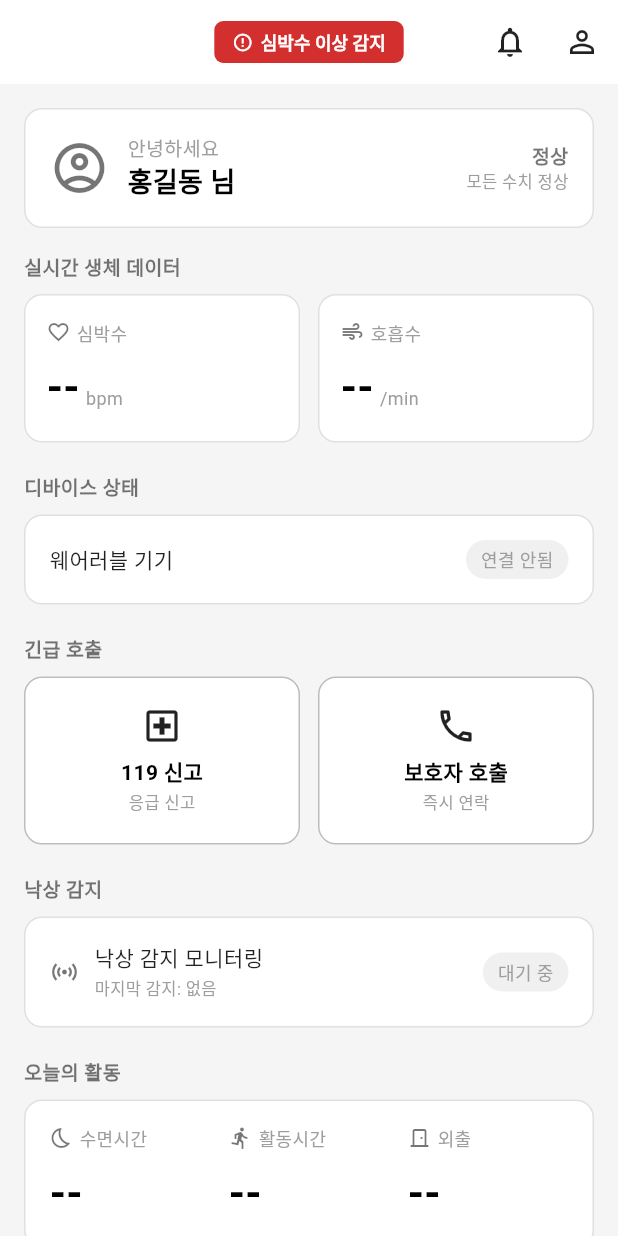
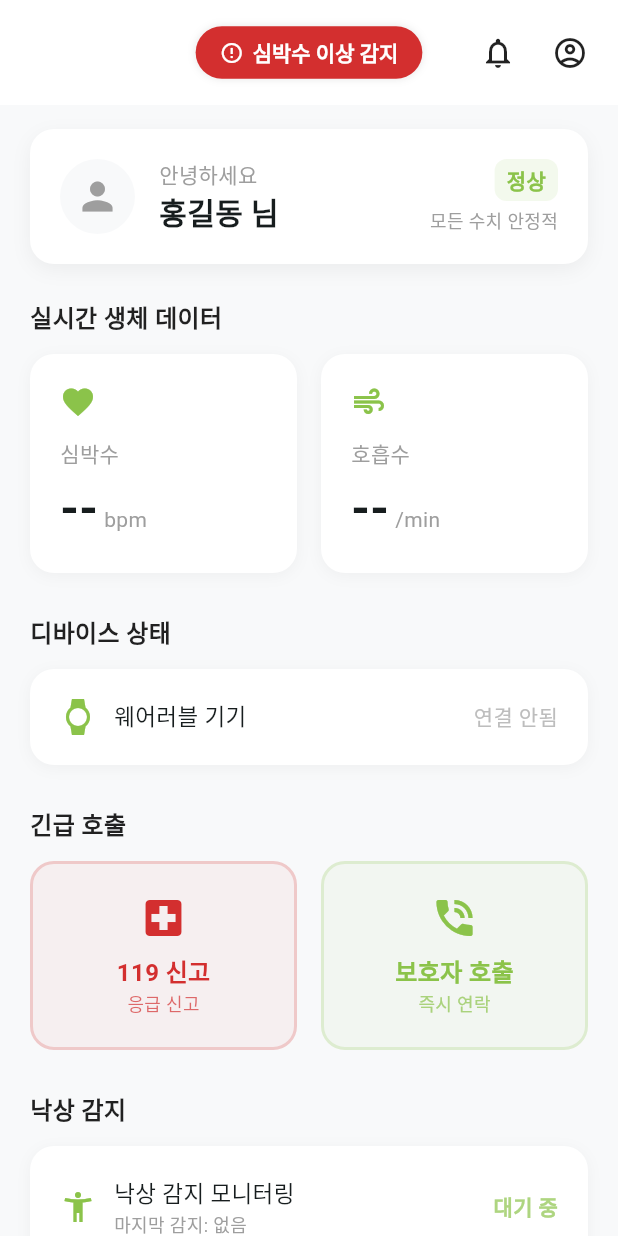
Before and after one commit to chewbitdev/Capstone-Design, a Flutter app: the screen it shows after launch, after a tap on "카카오로 시작하기", on a phone screen of 412 x 824 dp. Run offline on Flutter 3.47's test engine with Material 3 defaults, Android fonts, the phone set to English and light mode, and no system bars.

Commit message:
style: 피보호자 메인 화면 테마 구현 및 공통 컬러 정의

```diff
--- a/lib/features/home/presentation/pages/dependent_home_page.dart
+++ b/lib/features/home/presentation/pages/dependent_home_page.dart
@@ -1,6 +1,9 @@
 import 'package:flutter/material.dart';
 import '../../../notification/presentation/pages/notification_center_page.dart';
 import '../../../guardian/presentation/pages/guardian_register_page.dart';
+
+// 가이드라인 준수 : 공통 테마 컬러 사용
+import '../../../../shared/theme/app_colors.dart';
 
 class DependentHomePage extends StatelessWidget {
   const DependentHomePage({super.key});
@@ -8,10 +11,21 @@ class DependentHomePage extends StatelessWidget {
   @override
   Widget build(BuildContext context) {
     return Scaffold(
-      backgroundColor: const Color(0xFFF5F5F5),
+      backgroundColor: AppColors.background,
       appBar: AppBar(
         backgroundColor: Colors.white,
         elevation: 0,
+        toolbarHeight: 70,
+
+        // 로고 파일 준비 전까지 임시 주석 처리 (에러 방지)
+        /*
+        leading: Padding(
+          padding: const EdgeInsets.only(left: 20.0),
+          child: Image.asset('assets/ikong_logo.png'),
+        ),
+        leadingWidth: 70,
+        */
+
         title: const _StatusBadge(
           level: _StatusLevel.danger,
           message: '심박수 이상 감지',
@@ -27,35 +41,34 @@ class DependentHomePage extends StatelessWidget {
             },
           ),
           IconButton(
-            icon: const Icon(Icons.person_outline, color: Colors.black87),
+            icon: const Icon(Icons.account_circle_outlined, color: Colors.black87),
             onPressed: () {},
           ),
+          const SizedBox(width: 8),
         ],
       ),
       body: SingleChildScrollView(
-        padding: const EdgeInsets.all(16),
+        padding: const EdgeInsets.symmetric(horizontal: 20, vertical: 16),
         child: Column(
           crossAxisAlignment: CrossAxisAlignment.stretch,
           children: [
-            // 인사말
             _GreetingCard(),
-            const SizedBox(height: 16),
+            const SizedBox(height: 24),
 
-            // 실시간 생체 데이터
             const _SectionTitle('실시간 생체 데이터'),
-            const SizedBox(height: 8),
+            const SizedBox(height: 12),
             Row(
               children: [
-                Expanded(
+                const Expanded(
                   child: _BiometricCard(
                     label: '심박수',
                     value: '--',
                     unit: 'bpm',
-                    icon: Icons.favorite_border,
+                    icon: Icons.favorite,
                   ),
                 ),
-                const SizedBox(width: 12),
-                Expanded(
+                const SizedBox(width: 16),
+                const Expanded(
                   child: _BiometricCard(
                     label: '호흡수',
                     value: '--',
@@ -66,81 +79,67 @@ class DependentHomePage extends StatelessWidget {
               ],
             ),
 
-            const SizedBox(height: 20),
-
-            // 디바이스 상태
+            const SizedBox(height: 28),
             const _SectionTitle('디바이스 상태'),
-            const SizedBox(height: 8),
+            const SizedBox(height: 12),
             _DeviceStatusCard(),
 
-            const SizedBox(height: 20),
-
-            // 긴급 호출
+            const SizedBox(height: 28),
             const _SectionTitle('긴급 호출'),
-            const SizedBox(height: 8),
+            const SizedBox(height: 12),
             Row(
               children: [
                 Expanded(
                   child: _EmergencyButton(
                     label: '119 신고',
                     subLabel: '응급 신고',
-                    icon: Icons.local_hospital_outlined,
+                    icon: Icons.local_hospital,
+                    color: AppColors.alertRed,
                     onPressed: () {},
                   ),
                 ),
-                const SizedBox(width: 12),
+                const SizedBox(width: 16),
                 Expanded(
                   child: _EmergencyButton(
                     label: '보호자 호출',
                     subLabel: '즉시 연락',
-                    icon: Icons.call_outlined,
+                    icon: Icons.phone_in_talk,
+                    color: AppColors.primaryGreen,
                     onPressed: () {},
                   ),
                 ),
               ],
             ),
 
-            const SizedBox(height: 20),
-
-            // 낙상 감지 상태
+            const SizedBox(height: 28),
             const _SectionTitle('낙상 감지'),
-            const SizedBox(height: 8),
+            const SizedBox(height: 12),
             _FallDetectionCard(),
 
-            const SizedBox(height: 20),
-
-            // 오늘의 활동
+            const SizedBox(height: 28),
             const _SectionTitle('오늘의 활동'),
-            const SizedBox(height: 8),
+            const SizedBox(height: 12),
             _ActivityCard(),
 
-            const SizedBox(height: 20),
-
-            // 보호자 목록
+            const SizedBox(height: 28),
             Row(
               children: [
                 const _SectionTitle('등록된 보호자'),
                 const Spacer(),
-                GestureDetector(
-                  onTap: () => Navigator.of(context).push(
+                TextButton.icon(
+                  onPressed: () => Navigator.of(context).push(
                     MaterialPageRoute(builder: (_) => const GuardianRegisterPage()),
                   ),
-                  child: const Row(
-                    children: [
-                      Icon(Icons.add, size: 14, color: Colors.grey),
-                      SizedBox(width: 2),
-                      Text('추가', style: TextStyle(fontSize: 12, color: Colors.grey)),
-                    ],
-                  ),
+                  icon: const Icon(Icons.add, size: 16, color: AppColors.primaryGreen),
+                  label: const Text('추가', style: TextStyle(color: AppColors.primaryGreen, fontSize: 14)),
                 ),
               ],
             ),
-            const SizedBox(height: 8),
-            _GuardianCard(name: '보호자 1', relation: '자녀', phone: '010-0000-0000', isPrimary: true),
-            const SizedBox(height: 8),
-            _GuardianCard(name: '보호자 2', relation: '자녀', phone: '010-0000-0000', isPrimary: false),
+            const _GuardianCard(name: '보호자 1', relation: '자녀', phone: '010-0000-0000', isPrimary: true),
+            const SizedBox(height: 12),
+            const _GuardianCard(name: '보호자 2', relation: '자녀', phone: '010-0000-0000', isPrimary: false),
 
-            const SizedBox(height: 32),
+            const SizedBox(height: 40),
           ],
         ),
       ),
@@ -148,53 +147,53 @@ class DependentHomePage extends StatelessWidget {
   }
 }
 
+// 이하 하단 위젯들은 디자인 가이드의 컬러 시스템을 사용하도록 모두 수정되었습니다.
+
 class _GreetingCard extends StatelessWidget {
   @override
   Widget build(BuildContext context) {
     return Container(
-      padding: const EdgeInsets.all(16),
+      padding: const EdgeInsets.all(20),
       decoration: BoxDecoration(
         color: Colors.white,
-        borderRadius: BorderRadius.circular(12),
-        border: Border.all(color: const Color(0xFFE0E0E0)),
+        borderRadius: BorderRadius.circular(16),
+        boxShadow: [
+          BoxShadow(
+            color: Colors.black.withOpacity(0.05),
+            blurRadius: 10,
+            offset: const Offset(0, 4),
+          ),
+        ],
       ),
-      child: const Row(
+      child: Row(
         children: [
-          Icon(Icons.account_circle_outlined, size: 40, color: Colors.black54),
-          SizedBox(width: 12),
-          Column(
+          const CircleAvatar(
+            radius: 25,
+            backgroundColor: AppColors.background,
+            child: Icon(Icons.person, size: 30, color: Colors.grey),
+          ),
+          const SizedBox(width: 16),
+          const Column(
             crossAxisAlignment: CrossAxisAlignment.start,
             children: [
-              Text(
-                '안녕하세요',
-                style: TextStyle(fontSize: 13, color: Colors.grey),
-              ),
-              Text(
-                '홍길동 님',
-                style: TextStyle(
-                  fontSize: 18,
-                  fontWeight: FontWeight.bold,
-                  color: Colors.black,
-                ),
-              ),
+              Text('안녕하세요', style: TextStyle(fontSize: 14, color: Colors.grey)),
+              Text('홍길동 님', style: TextStyle(fontSize: 20, fontWeight: FontWeight.bold)),
             ],
           ),
-          Spacer(),
+          const Spacer(),
           Column(
             crossAxisAlignment: CrossAxisAlignment.end,
             children: [
-              Text(
-                '정상',
-                style: TextStyle(
-                  fontSize: 13,
-                  fontWeight: FontWeight.w600,
-                  color: Colors.black54,
+              Container(
+                padding: const EdgeInsets.symmetric(horizontal: 8, vertical: 4),
+                decoration: BoxDecoration(
+                  color: AppColors.primaryGreen.withOpacity(0.1),
+                  borderRadius: BorderRadius.circular(8),
                 ),
+                child: const Text('정상', style: TextStyle(fontSize: 14, fontWeight: FontWeight.bold, color: AppColors.primaryGreen)),
               ),
-              Text(
-                '모든 수치 정상',
-                style: TextStyle(fontSize: 11, color: Colors.grey),
-              ),
+              const SizedBox(height: 4),
+              const Text('모든 수치 안정적', style: TextStyle(fontSize: 12, color: Colors.grey)),
             ],
           ),
         ],
@@ -211,11 +210,7 @@ class _SectionTitle extends StatelessWidget {
   Widget build(BuildContext context) {
     return Text(
       title,
-      style: const TextStyle(
-        fontSize: 13,
-        fontWeight: FontWeight.w600,
-        color: Colors.black54,
-      ),
+      style: const TextStyle(fontSize: 16, fontWeight: FontWeight.bold, color: Colors.black87),
     );
   }
 }
@@ -226,55 +221,30 @@ class _BiometricCard extends StatelessWidget {
   final String unit;
   final IconData icon;
 
-  const _BiometricCard({
-    required this.label,
-    required this.value,
-    required this.unit,
-    required this.icon,
-  });
+  const _BiometricCard({required this.label, required this.value, required this.unit, required this.icon});
 
   @override
   Widget build(BuildContext context) {
     return Container(
-      padding: const EdgeInsets.symmetric(vertical: 16, horizontal: 14),
+      padding: const EdgeInsets.all(20),
       decoration: BoxDecoration(
         color: Colors.white,
-        borderRadius: BorderRadius.circular(12),
-        border: Border.all(color: const Color(0xFFE0E0E0)),
+        borderRadius: BorderRadius.circular(16),
+        boxShadow: [BoxShadow(color: Colors.black.withOpacity(0.04), blurRadius: 8, offset: const Offset(0, 2))],
       ),
       child: Column(
         crossAxisAlignment: CrossAxisAlignment.start,
         children: [
-          Row(
-            children: [
-              Icon(icon, size: 16, color: Colors.black54),
-              const SizedBox(width: 4),
-              Text(
-                label,
-                style: const TextStyle(fontSize: 12, color: Colors.grey),
-              ),
-            ],
-          ),
-          const SizedBox(height: 8),
+          Icon(icon, size: 24, color: AppColors.primaryGreen),
+          const SizedBox(height: 12),
+          Text(label, style: const TextStyle(fontSize: 14, color: Colors.grey)),
+          const SizedBox(height: 4),
           Row(
             crossAxisAlignment: CrossAxisAlignment.end,
             children: [
-              Text(
-                value,
-                style: const TextStyle(
-                  fontSize: 28,
-                  fontWeight: FontWeight.bold,
-                  color: Colors.black,
-                ),
-              ),
+              Text(value, style: const TextStyle(fontSize: 32, fontWeight: FontWeight.bold)),
               const SizedBox(width: 4),
-              Padding(
-                padding: const EdgeInsets.only(bottom: 4),
-                child: Text(
-                  unit,
-                  style: const TextStyle(fontSize: 12, color: Colors.grey),
-                ),
-              ),
+              Padding(padding: const EdgeInsets.only(bottom: 6), child: Text(unit, style: const TextStyle(fontSize: 14, color: Colors.grey))),
             ],
           ),
         ],
@@ -287,30 +257,19 @@ class _DeviceStatusCard extends StatelessWidget {
   @override
   Widget build(BuildContext context) {
     return Container(
-      padding: const EdgeInsets.all(16),
+      padding: const EdgeInsets.all(20),
       decoration: BoxDecoration(
         color: Colors.white,
-        borderRadius: BorderRadius.circular(12),
-        border: Border.all(color: const Color(0xFFE0E0E0)),
+        borderRadius: BorderRadius.circular(16),
+        boxShadow: [BoxShadow(color: Colors.black.withOpacity(0.04), blurRadius: 8, offset: const Offset(0, 2))],
       ),
       child: Row(
         children: [
-          const Text(
-            '웨어러블 기기',
-            style: TextStyle(fontSize: 14, color: Colors.black87),
-          ),
+          const Icon(Icons.watch, color: AppColors.primaryGreen),
+          const SizedBox(width: 12),
+          const Text('웨어러블 기기', style: TextStyle(fontSize: 15, fontWeight: FontWeight.w500)),
           const Spacer(),
-          Container(
-            padding: const EdgeInsets.symmetric(horizontal: 10, vertical: 4),
-            decoration: BoxDecoration(
-              color: const Color(0xFFF0F0F0),
-              borderRadius: BorderRadius.circular(20),
-            ),
-            child: const Text(
-              '연결 안됨',
-              style: TextStyle(fontSize: 12, color: Colors.grey),
-            ),
-          ),
+          Text('연결 안됨', style: TextStyle(color: Colors.grey[400], fontSize: 14)),
         ],
       ),
     );
@@ -321,43 +280,28 @@ class _EmergencyButton extends StatelessWidget {
   final String label;
   final String subLabel;
   final IconData icon;
+  final Color color;
   final VoidCallback onPressed;
 
-  const _EmergencyButton({
-    required this.label,
-    required this.subLabel,
-    required this.icon,
-    required this.onPressed,
-  });
+  const _EmergencyButton({required this.label, required this.subLabel, required this.icon, required this.color, required this.onPressed});
 
   @override
   Widget build(BuildContext context) {
-    return GestureDetector(
+    return InkWell(
       onTap: onPressed,
       child: Container(
-        padding: const EdgeInsets.symmetric(vertical: 18),
+        padding: const EdgeInsets.symmetric(vertical: 20),
         decoration: BoxDecoration(
-          color: Colors.white,
-          borderRadius: BorderRadius.circular(12),
-          border: Border.all(color: const Color(0xFFBDBDBD)),
+          color: color.withOpacity(0.05),
+          borderRadius: BorderRadius.circular(16),
+          border: Border.all(color: color.withOpacity(0.2), width: 2),
         ),
         child: Column(
           children: [
-            Icon(icon, size: 28, color: Colors.black87),
-            const SizedBox(height: 6),
-            Text(
-              label,
-              style: const TextStyle(
-                fontSize: 14,
-                fontWeight: FontWeight.bold,
-                color: Colors.black,
-              ),
-            ),
-            const SizedBox(height: 2),
-            Text(
-              subLabel,
-              style: const TextStyle(fontSize: 11, color: Colors.grey),
-            ),
+            Icon(icon, size: 32, color: color),
+            const SizedBox(height: 8),
+            Text(label, style: TextStyle(fontSize: 16, fontWeight: FontWeight.bold, color: color)),
+            Text(subLabel, style: TextStyle(fontSize: 12, color: color.withOpacity(0.7))),
           ],
         ),
       ),
@@ -369,42 +313,25 @@ class _FallDetectionCard extends StatelessWidget {
   @override
   Widget build(BuildContext context) {
     return Container(
-      padding: const EdgeInsets.all(16),
+      padding: const EdgeInsets.all(20),
       decoration: BoxDecoration(
         color: Colors.white,
-        borderRadius: BorderRadius.circular(12),
-        border: Border.all(color: const Color(0xFFE0E0E0)),
+        borderRadius: BorderRadius.circular(16),
+        boxShadow: [BoxShadow(color: Colors.black.withOpacity(0.04), blurRadius: 8, offset: const Offset(0, 2))],
       ),
       child: Row(
         children: [
-          const Icon(Icons.sensors, size: 20, color: Colors.black54),
-          const SizedBox(width: 10),
+          const Icon(Icons.accessibility_new, color: AppColors.primaryGreen),
+          const SizedBox(width: 12),
           const Column(
             crossAxisAlignment: CrossAxisAlignment.start,
             children: [
-              Text(
-                '낙상 감지 모니터링',
-                style: TextStyle(fontSize: 14, color: Colors.black87),
-              ),
-              SizedBox(height: 2),
-              Text(
-                '마지막 감지: 없음',
-                style: TextStyle(fontSize: 11, color: Colors.grey),
-              ),
+              Text('낙상 감지 모니터링', style: TextStyle(fontSize: 15, fontWeight: FontWeight.w500)),
+              Text('마지막 감지: 없음', style: TextStyle(fontSize: 12, color: Colors.grey)),
             ],
           ),
           const Spacer(),
-          Container(
-            padding: const EdgeInsets.symmetric(horizontal: 10, vertical: 4),
-            decoration: BoxDecoration(
-              color: const Color(0xFFF0F0F0),
-              borderRadius: BorderRadius.circular(20),
-            ),
-            child: const Text(
-              '대기 중',
-              style: TextStyle(fontSize: 12, color: Colors.grey),
-            ),
-          ),
+          Text('대기 중', style: TextStyle(color: AppColors.primaryGreen.withOpacity(0.7), fontWeight: FontWeight.bold)),
         ],
       ),
     );
@@ -415,19 +342,18 @@ class _ActivityCard extends StatelessWidget {
   @override
   Widget build(BuildContext context) {
     return Container(
-      padding: const EdgeInsets.all(16),
+      padding: const EdgeInsets.all(20),
       decoration: BoxDecoration(
         color: Colors.white,
-        borderRadius: BorderRadius.circular(12),
-        border: Border.all(color: const Color(0xFFE0E0E0)),
+        borderRadius: BorderRadius.circular(16),
+        boxShadow: [BoxShadow(color: Colors.black.withOpacity(0.04), blurRadius: 8, offset: const Offset(0, 2))],
       ),
       child: const Row(
+        mainAxisAlignment: MainAxisAlignment.spaceAround,
         children: [
-          Expanded(child: _ActivityItem(icon: Icons.bedtime_outlined, label: '수면시간', value: '--')),
-          SizedBox(width: 12),
-          Expanded(child: _ActivityItem(icon: Icons.directions_run, label: '활동시간', value: '--')),
-          SizedBox(width: 12),
-          Expanded(child: _ActivityItem(icon: Icons.door_front_door_outlined, label: '외출', value: '--')),
+          _ActivityItem(icon: Icons.nightlight_round, label: '수면', value: '--'),
+          _ActivityItem(icon: Icons.directions_walk, label: '활동', value: '--'),
+          _ActivityItem(icon: Icons.exit_to_app, label: '외출', value: '--'),
         ],
       ),
     );
@@ -438,34 +364,16 @@ class _ActivityItem extends StatelessWidget {
   final IconData icon;
   final String label;
   final String value;
-
-  const _ActivityItem({
-    required this.icon,
-    required this.label,
-    required this.value,
-  });
+  const _ActivityItem({required this.icon, required this.label, required this.value});
 
   @override
   Widget build(BuildContext context) {
     return Column(
-      crossAxisAlignment: CrossAxisAlignment.start,
       children: [
-        Row(
-          children: [
-            Icon(icon, size: 16, color: Colors.black54),
-            const SizedBox(width: 4),
-            Text(label, style: const TextStyle(fontSize: 12, color: Colors.grey)),
-          ],
-        ),
+        Icon(icon, size: 20, color: AppColors.primaryGreen),
         const SizedBox(height: 8),
-        Text(
-          value,
-          style: const TextStyle(
-            fontSize: 28,
-            fontWeight: FontWeight.bold,
-            color: Colors.black,
-          ),
-        ),
+        Text(label, style: const TextStyle(fontSize: 12, color: Colors.grey)),
+        Text(value, style: const TextStyle(fontSize: 22, fontWeight: FontWeight.bold)),
       ],
     );
   }
@@ -477,55 +385,38 @@ class _GuardianCard extends StatelessWidget {
   final String phone;
   final bool isPrimary;
 
-  const _GuardianCard({
-    required this.name,
-    required this.relation,
-    required this.phone,
-    required this.isPrimary,
-  });
+  const _GuardianCard({required this.name, required this.relation, required this.phone, required this.isPrimary});
 
   @override
   Widget build(BuildContext context) {
     return Container(
-      padding: const EdgeInsets.symmetric(horizontal: 16, vertical: 12),
+      padding: const EdgeInsets.all(16),
       decoration: BoxDecoration(
         color: Colors.white,
-        borderRadius: BorderRadius.circular(12),
-        border: Border.all(color: const Color(0xFFE0E0E0)),
+        borderRadius: BorderRadius.circular(16),
+        boxShadow: [BoxShadow(color: Colors.black.withOpacity(0.03), blurRadius: 5, offset: const Offset(0, 2))],
       ),
       child: Row(
         children: [
-          const Icon(Icons.person_outline, size: 20, color: Colors.black54),
-          const SizedBox(width: 10),
+          const CircleAvatar(backgroundColor: AppColors.background, child: Icon(Icons.person_outline, color: AppColors.primaryGreen)),
+          const SizedBox(width: 12),
           Column(
             crossAxisAlignment: CrossAxisAlignment.start,
             children: [
               Row(
                 children: [
-                  Text(
-                    '$name ($relation)',
-                    style: const TextStyle(fontSize: 14, color: Colors.black87),
-                  ),
+                  Text('$name ($relation)', style: const TextStyle(fontSize: 15, fontWeight: FontWeight.bold)),
                   if (isPrimary) ...[
-                    const SizedBox(width: 6),
+                    const SizedBox(width: 8),
                     Container(
                       padding: const EdgeInsets.symmetric(horizontal: 6, vertical: 2),
-                      decoration: BoxDecoration(
-                        color: const Color(0xFFF0F0F0),
-                        borderRadius: BorderRadius.circular(4),
-                      ),
-                      child: const Text(
-                        '주 보호자',
-                        style: TextStyle(fontSize: 10, color: Colors.black54),
-                      ),
+                      decoration: BoxDecoration(color: AppColors.primaryGreen, borderRadius: BorderRadius.circular(4)),
+                      child: const Text('주 보호자', style: TextStyle(fontSize: 10, color: Colors.white, fontWeight: FontWeight.bold)),
                     ),
                   ],
                 ],
               ),
-              Text(
-                phone,
-                style: const TextStyle(fontSize: 12, color: Colors.grey),
-              ),
+              Text(phone, style: const TextStyle(fontSize: 13, color: Colors.grey)),
             ],
           ),
           const Spacer(),
@@ -541,62 +432,23 @@ enum _StatusLevel { normal, warning, danger }
 class _StatusBadge extends StatelessWidget {
   final _StatusLevel level;
   final String message;
-
   const _StatusBadge({required this.level, required this.message});
-
-  Color get _bgColor {
-    switch (level) {
-      case _StatusLevel.normal:
-        return const Color(0xFFE0E0E0);
-      case _StatusLevel.warning:
-        return const Color(0xFF757575);
-      case _StatusLevel.danger:
-        return const Color(0xFFD32F2F);
-    }
-  }
-
-  Color get _textColor {
-    switch (level) {
-      case _StatusLevel.normal:
-        return Colors.black54;
-      case _StatusLevel.warning:
-      case _StatusLevel.danger:
-        return Colors.white;
-    }
-  }
-
-  IconData get _icon {
-    switch (level) {
-      case _StatusLevel.normal:
-        return Icons.check_circle_outline;
-      case _StatusLevel.warning:
-        return Icons.warning_amber_outlined;
-      case _StatusLevel.danger:
-        return Icons.error_outline;
-    }
-  }
 
   @override
   Widget build(BuildContext context) {
     return Container(
-      padding: const EdgeInsets.symmetric(horizontal: 12, vertical: 6),
+      padding: const EdgeInsets.symmetric(horizontal: 16, vertical: 8),
       decoration: BoxDecoration(
-        color: _bgColor,
-        borderRadius: BorderRadius.circular(6),
+        color: level == _StatusLevel.danger ? AppColors.alertRed : AppColors.primaryGreen,
+        borderRadius: BorderRadius.circular(25),
+        boxShadow: [BoxShadow(color: Colors.black.withOpacity(0.1), blurRadius: 4)],
       ),
       child: Row(
         mainAxisSize: MainAxisSize.min,
         children: [
-          Icon(_icon, size: 14, color: _textColor),
-          const SizedBox(width: 5),
-          Text(
-            message,
-            style: TextStyle(
-              fontSize: 12,
-              fontWeight: FontWeight.w600,
-              color: _textColor,
-            ),
-          ),
+          const Icon(Icons.error_outline, size: 16, color: Colors.white),
+          const SizedBox(width: 6),
+          Text(message, style: const TextStyle(fontSize: 14, fontWeight: FontWeight.bold, color: Colors.white)),
         ],
       ),
     );
--- /dev/null
+++ b/lib/shared/theme/app_colors.dart
@@ -0,0 +1,8 @@
+import 'package:flutter/material.dart';
+
+class AppColors {
+  // 프로젝트에서 공통으로 사용할 색상들을 여기에 모아둡니다.
+  static const Color primaryGreen = Color(0xFF8BC34A);
+  static const Color alertRed = Color(0xFFD32F2F);
+  static const Color background = Color(0xFFF8F9FA);
+}
```
